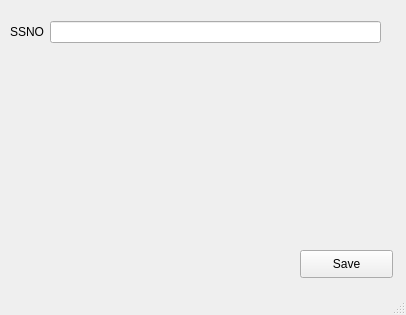
Above: UI/settingsUI.ui from flok/PlayStationDiscordRPC before the change. Below: the same form after it.
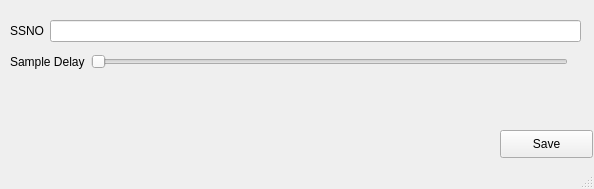
That is the form after the change.

Commit message: Implemented basic settings panel

Patch:
```diff
--- a/UI/settingsUI.ui
+++ b/UI/settingsUI.ui
@@ -6,8 +6,8 @@
    <rect>
     <x>0</x>
     <y>0</y>
-    <width>406</width>
-    <height>315</height>
+    <width>594</width>
+    <height>189</height>
    </rect>
   </property>
   <property name="windowTitle">
@@ -17,8 +17,8 @@
    <widget class="QPushButton" name="pushButton">
     <property name="geometry">
      <rect>
-      <x>300</x>
-      <y>250</y>
+      <x>500</x>
+      <y>130</y>
       <width>93</width>
       <height>28</height>
      </rect>
@@ -32,20 +32,55 @@
      <rect>
       <x>10</x>
       <y>20</y>
-      <width>371</width>
-      <height>24</height>
+      <width>571</width>
+      <height>56</height>
      </rect>
     </property>
-    <layout class="QHBoxLayout" name="horizontalLayout">
+    <layout class="QVBoxLayout" name="verticalLayout">
      <item>
-      <widget class="QLabel" name="label">
-       <property name="text">
-        <string>SSNO</string>
-       </property>
-      </widget>
+      <layout class="QHBoxLayout" name="horizontalLayout">
+       <item>
+        <widget class="QLabel" name="label">
+         <property name="text">
+          <string>SSNO</string>
+         </property>
+        </widget>
+       </item>
+       <item>
+        <widget class="QLineEdit" name="lE_ssno"/>
+       </item>
+      </layout>
      </item>
      <item>
-      <widget class="QLineEdit" name="lineEdit"/>
+      <layout class="QHBoxLayout" name="horizontalLayout_2">
+       <item>
+        <widget class="QLabel" name="label_2">
+         <property name="text">
+          <string>Sample Delay</string>
+         </property>
+        </widget>
+       </item>
+       <item>
+        <widget class="QSlider" name="slider_delay">
+         <property name="minimum">
+          <number>10</number>
+         </property>
+         <property name="maximum">
+          <number>120</number>
+         </property>
+         <property name="orientation">
+          <enum>Qt::Horizontal</enum>
+         </property>
+        </widget>
+       </item>
+       <item>
+        <widget class="QLabel" name="label_3">
+         <property name="text">
+          <string/>
+         </property>
+        </widget>
+       </item>
+      </layout>
      </item>
     </layout>
    </widget>
```
The commit also changes 4 other files.
